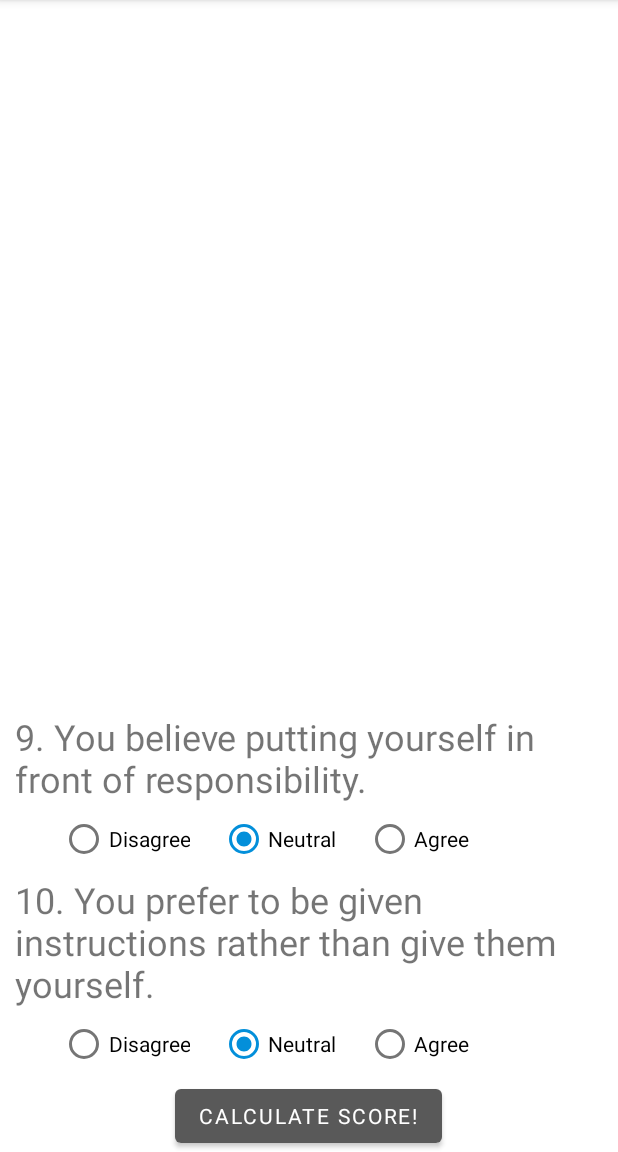
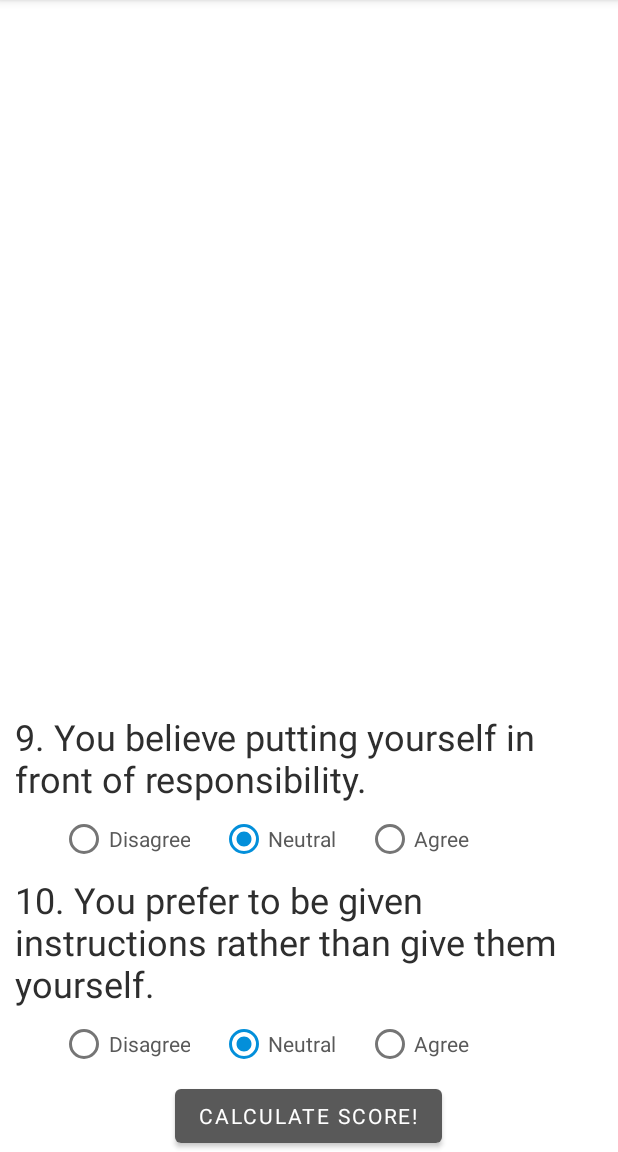
Before and after one commit to vvirtuee/PenguinDex, an Android app: the fragment QuestionsFragment shown on its own in the app's theme, scrolled down 366 dp, on a phone screen of 412 x 824 dp, the part 84-1236 px from its top. Run offline under Robolectric (Android 15) with nearby library versions, the phone set to English and light mode, and no system bars; Roboto replaces fonts that are not available here.

Commit message:
#14 color externalization finished

```diff
--- a/app/src/main/res/layout/fragment_calculate_answers.xml
+++ b/app/src/main/res/layout/fragment_calculate_answers.xml
@@ -32,6 +32,7 @@
             android:paddingLeft="10dp"
             android:paddingTop="20dp"
             android:text="penguinName"
+            android:textColor="@color/purple_700"
             android:textSize="@dimen/revealText" />
 
         <LinearLayout
@@ -48,6 +49,7 @@
                 android:layout_weight="1"
                 android:fontFamily="@font/acme"
                 android:text="Weight:"
+                android:textColor="@color/purple_200"
                 android:textSize="@dimen/paragraphs" />
 
             <TextView
@@ -77,6 +79,7 @@
                 android:layout_weight="1"
                 android:fontFamily="@font/acme"
                 android:text="Height:"
+                android:textColor="@color/purple_200"
                 android:textSize="@dimen/paragraphs" />
 
             <TextView
--- a/app/src/main/res/layout/fragment_data_type.xml
+++ b/app/src/main/res/layout/fragment_data_type.xml
@@ -32,7 +32,7 @@
                 android:gravity="center"
                 android:paddingTop="@dimen/basicPadding"
                 android:paddingBottom="@dimen/basicPadding"
-                android:text="TextView"
+                android:textColor="@color/purple_500"
                 android:textSize="@dimen/lessImportant" />
 
             <ImageView
--- a/app/src/main/res/layout/fragment_intro.xml
+++ b/app/src/main/res/layout/fragment_intro.xml
@@ -18,6 +18,7 @@
         android:fontFamily="@font/chewy"
         android:gravity="center_horizontal"
         android:text="@string/introText"
+        android:textColor="@color/purple_700"
         android:textSize="@dimen/titles" />
 
     <TextView
@@ -26,6 +27,7 @@
         android:layout_height="wrap_content"
         android:fontFamily="@font/acme"
         android:text="@string/introParagraph1"
+        android:textColor="@color/purple_500"
         android:textSize="@dimen/paragraphs" />
 
     <ImageView
@@ -42,6 +44,7 @@
         android:layout_height="wrap_content"
         android:fontFamily="@font/acme"
         android:text="@string/introParagraph2"
+        android:textColor="@color/purple_500"
         android:textSize="@dimen/paragraphs" />
 
 </LinearLayout>
--- a/app/src/main/res/layout/fragment_question.xml
+++ b/app/src/main/res/layout/fragment_question.xml
@@ -21,6 +21,7 @@
         android:layout_height="wrap_content"
         android:layout_gravity="center"
         android:fontFamily="@font/chewy"
-        android:text="Calculate Score!" />
+        android:text="Calculate Score!"
+        app:rippleColor="@color/purple_700" />
 
 </LinearLayout>
--- a/app/src/main/res/layout/item_view.xml
+++ b/app/src/main/res/layout/item_view.xml
@@ -11,5 +11,6 @@
         android:layout_height="wrap_content"
         android:fontFamily="@font/acme"
         android:text="TextView"
+        android:textColor="@color/purple_500"
         android:textSize="@dimen/lessImportant" />
 </androidx.constraintlayout.widget.ConstraintLayout>
--- a/app/src/main/res/layout/recycle_row.xml
+++ b/app/src/main/res/layout/recycle_row.xml
@@ -15,6 +15,7 @@
         android:fontFamily="@font/chewy"
         android:text="QuestionText"
         android:textAlignment="textStart"
+        android:textColor="@color/purple_700"
         android:textSize="@dimen/questions" />
 
     <RadioGroup
@@ -32,7 +33,8 @@
             android:layout_marginLeft="20dp"
             android:fontFamily="@font/acme"
             android:text="Disagree"
-            android:textAlignment="textEnd" />
+            android:textAlignment="textEnd"
+            android:textColor="@color/purple_500" />
 
         <RadioButton
             android:id="@+id/b1"
@@ -41,7 +43,8 @@
             android:layout_marginLeft="20dp"
             android:checked="true"
             android:fontFamily="@font/acme"
-            android:text="Neutral" />
+            android:text="Neutral"
+            android:textColor="@color/purple_500" />
 
         <RadioButton
             android:id="@+id/c1"
@@ -50,7 +53,8 @@
             android:layout_marginLeft="20dp"
             android:checked="false"
             android:fontFamily="@font/acme"
-            android:text="Agree" />
+            android:text="Agree"
+            android:textColor="@color/purple_500" />
 
     </RadioGroup>
 
```
Also changed, not shown: app/src/main/res/layout/fragment_fact.xml (+5 -2 lines).
